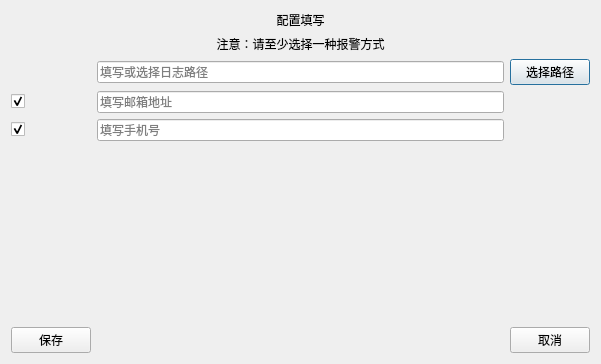
Old version of the form Network-service/dialog_config.ui in the repository x6035/-QT-.
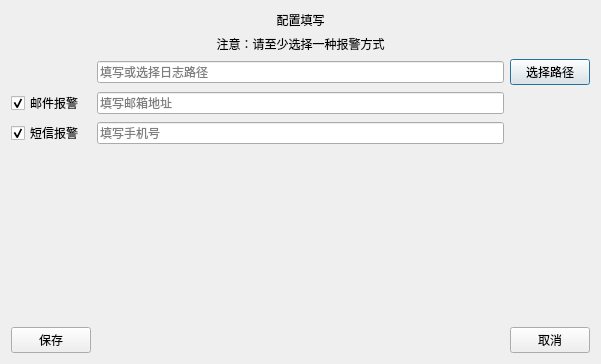
New version of the form.

Patch:
```diff
--- a/Network-service/dialog_config.ui
+++ b/Network-service/dialog_config.ui
@@ -17,7 +17,7 @@
    <item row="4" column="0">
     <widget class="QCheckBox" name="CB_phone">
      <property name="text">
-      <string/>
+      <string>短信报警</string>
      </property>
      <property name="checked">
       <bool>true</bool>
@@ -74,7 +74,7 @@
    <item row="3" column="0">
     <widget class="QCheckBox" name="CB_mail">
      <property name="text">
-      <string/>
+      <string>邮件报警</string>
      </property>
      <property name="checked">
       <bool>true</bool>
```
